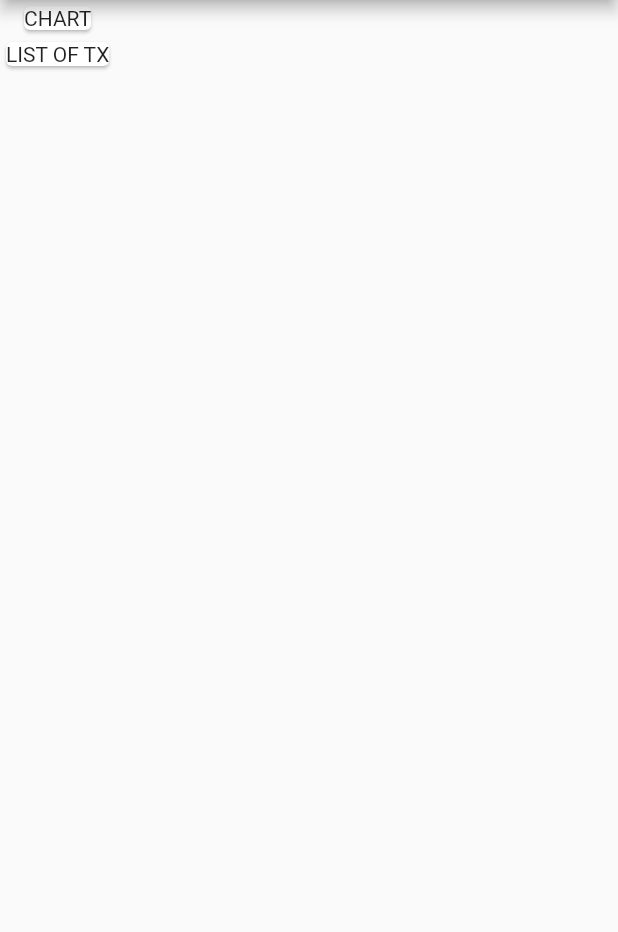
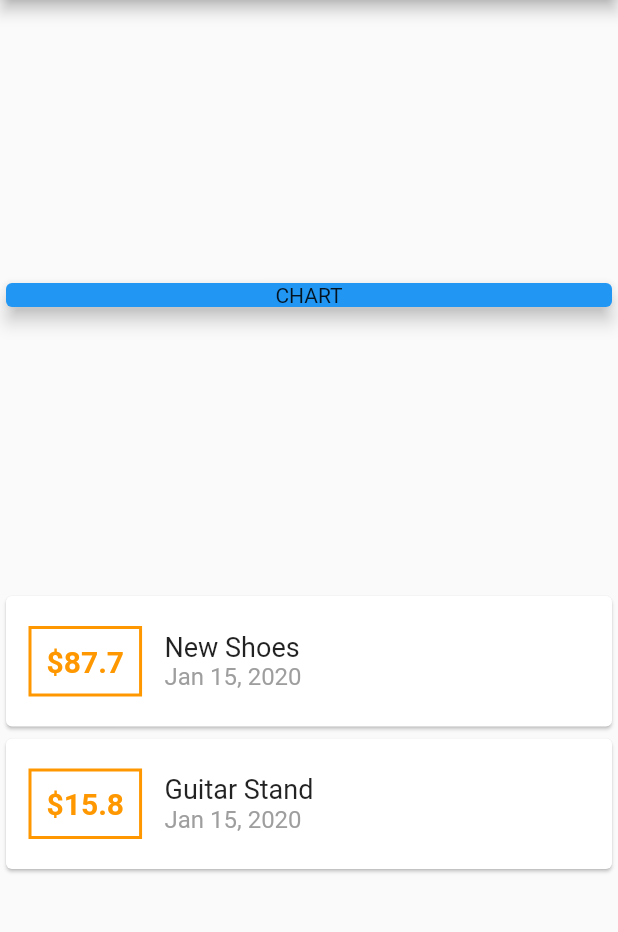
Before and after one commit to asriram3/expense_tracker, a Flutter app: the screen it shows after launch, on a phone screen of 412 x 824 dp, the part 84-1016 px from its top. Run offline on Flutter 3.47's test engine with Material 2 defaults, Android fonts, the phone set to English and light mode, and no system bars.

Commit message:
styled transaction lit items

```diff
--- a/lib/main.dart
+++ b/lib/main.dart
@@ -1,4 +1,5 @@
 import 'package:flutter/material.dart';
+import 'package:intl/intl.dart';
 
 import './transaction.dart';
 
@@ -27,8 +28,8 @@ class MyHomePage extends StatelessWidget {
     ),
     Transaction(
       id: 't2',
-      title: 'Electric Guitar',
-      amount: 165.8,
+      title: 'Guitar Stand',
+      amount: 15.8,
       date: DateTime.now(),
     ),
   ];
@@ -43,13 +44,66 @@ class MyHomePage extends StatelessWidget {
         title: Text('Expense Tracker'),
       ),
       body: Column(
+        mainAxisAlignment: MainAxisAlignment.spaceEvenly,
+        crossAxisAlignment: CrossAxisAlignment.center,
         children: <Widget>[
-          Card(
-            child: Text('CHART'),
+          Container(
+            width: double.infinity,
+            child: Card(
+              color: Colors.blue,
+              elevation: 5,
+              child: Text(
+                'CHART',
+                textAlign: TextAlign.center,
+              ),
+            ),
           ),
-          Card(
-            child: Text('LIST OF TX'),
-          ),
+          Column(
+            children: transactions.map((tx) {
+              return Card(
+                child: Row(
+                  children: <Widget>[
+                    Container(
+                      margin: EdgeInsets.symmetric(
+                        horizontal: 15,
+                        vertical: 20,
+                      ),
+                      decoration: BoxDecoration(
+                        border: Border.all(color: Colors.orange, width: 2),
+                      ),
+                      padding: EdgeInsets.all(10),
+                      child: Text(
+                        '\$${tx.amount}',
+                        style: TextStyle(
+                          fontWeight: FontWeight.bold,
+                          fontSize: 20,
+                          color: Colors.orange,
+                        ),
+                      ),
+                    ),
+                    Column(
+                      crossAxisAlignment: CrossAxisAlignment.start,
+                      children: <Widget>[
+                        Text(
+                          tx.title,
+                          style: TextStyle(fontSize: 18),
+                        ),
+                        Container(
+                          child: Text(
+                            DateFormat.yMMMd().format(tx.date),
+                            style: TextStyle(
+                              fontSize: 16,
+                              color: Colors.grey,
+                            ),
+                          ),
+                        ),
+                      ],
+                    )
+                  ],
+                ),
+              );
+            }).toList(),
+          )
         ],
       ),
     );
--- a/pubspec.yaml
+++ b/pubspec.yaml
@@ -19,6 +19,7 @@ environment:
 dependencies:
   flutter:
     sdk: flutter
+  intl: ^0.16.1
 
   # The following adds the Cupertino Icons font to your application.
   # Use with the CupertinoIcons class for iOS style icons.
```
Also changed, not shown: pubspec.lock.
